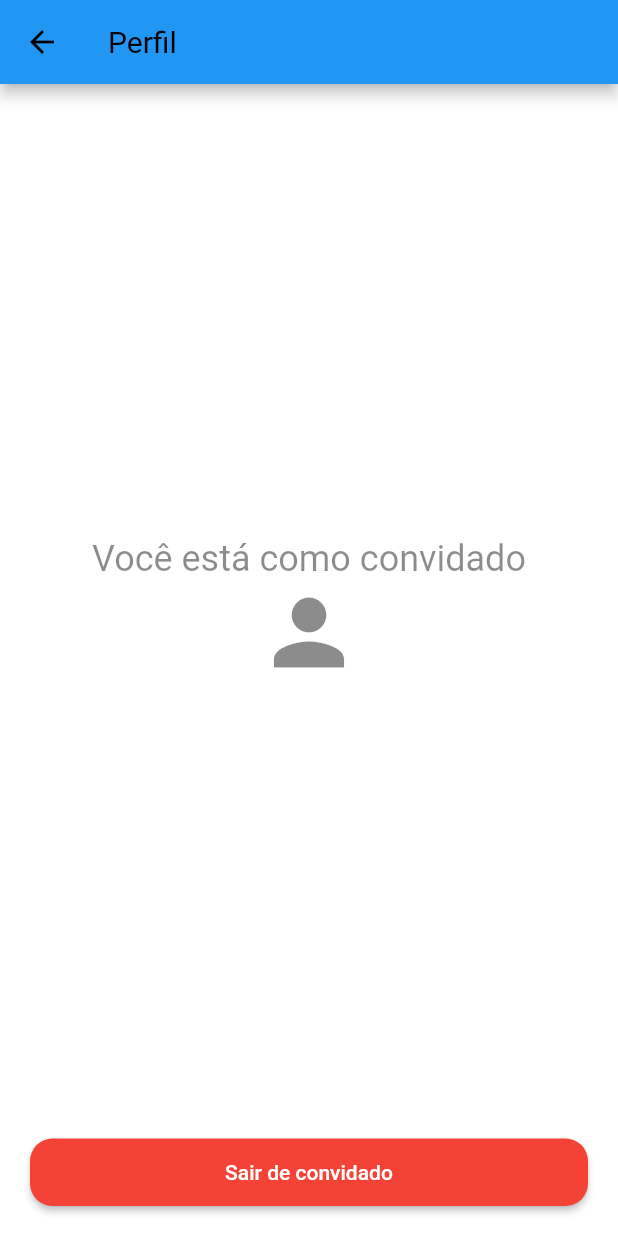
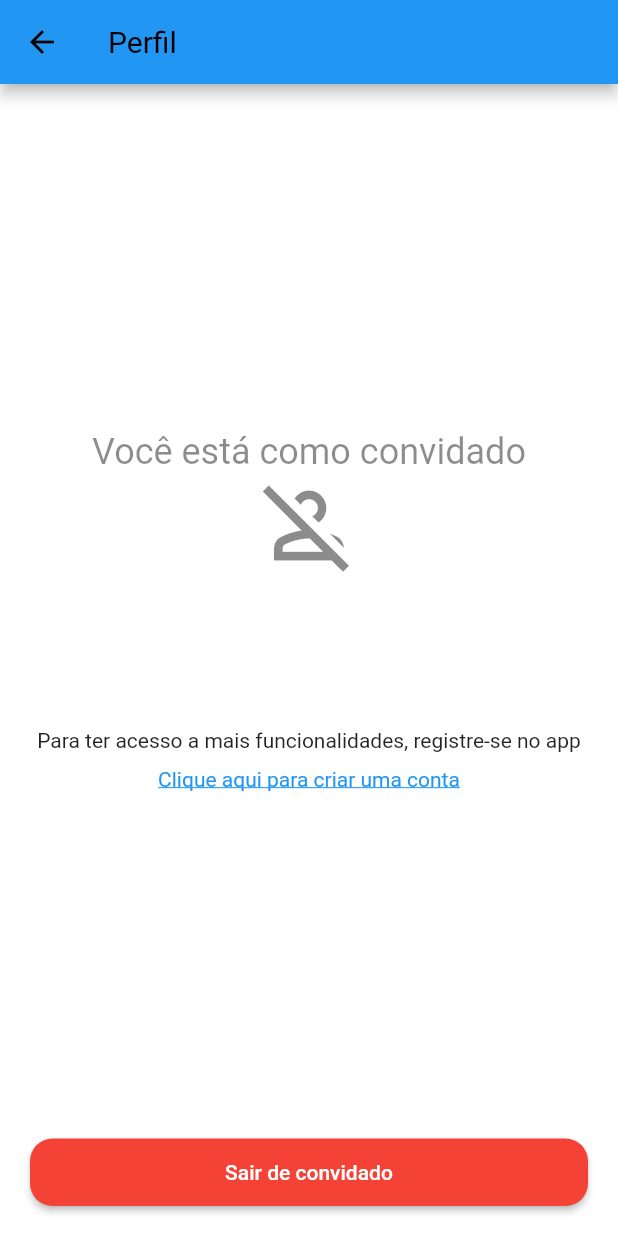
Before and after one commit to EduardoGomesSa/mytodolist, a Flutter app: the screen it shows after launch, after a tap on "Entrar", after a tap on "Entrar como convidado", after a tap on the "person" icon, on a phone screen of 412 x 824 dp. Run offline on Flutter 3.47's test engine with Material 3 defaults, Android fonts, the phone set to English and light mode, and no system bars; our stand-ins replace dio, fl_chart, fluttertoast, get, internet_connection_checker_plus, shared_preferences and 1 more; accounts and stored records are empty.

Commit message:
feat: :sparkles: Criação de link para a tea de register caso esteja no modo convidado

```diff
--- a/lib/src/pages/profile/guest_page.dart
+++ b/lib/src/pages/profile/guest_page.dart
@@ -1,7 +1,6 @@
 import 'package:flutter/material.dart';
 import 'package:get/get.dart';
 import 'package:mytodolist/src/controllers/auth_controller.dart';
-import 'package:mytodolist/src/core/functions/logout_function.dart';
 
 class GuestPage extends StatelessWidget {
   const GuestPage({
@@ -54,18 +53,46 @@ class GuestPage extends StatelessWidget {
     return isGuest
         ? Column(
             children: [
-              const Expanded(
+              Expanded(
                 child: Column(
                   mainAxisAlignment: MainAxisAlignment.center,
                   children: [
-                    Text(
+                    const Text(
                       "Você está como convidado",
                       style: TextStyle(fontSize: 24, color: Colors.black45),
                     ),
-                    Icon(
-                      Icons.person,
+                    const Icon(
+                      Icons.person_off_outlined,
                       size: 70,
                       color: Colors.black45,
+                    ),
+                    Padding(
+                      padding: const EdgeInsets.only(top: 100),
+                      child: Row(
+                        mainAxisAlignment: MainAxisAlignment.center,
+                        children: [
+                          Column(
+                            children: [
+                              const Text(
+                                  "Para ter acesso a mais funcionalidades, registre-se no app"),
+                              Padding(
+                                padding: const EdgeInsets.only(top: 10),
+                                child: GestureDetector(
+                                  onTap: () {
+                                    Get.toNamed("/register");
+                                  },
+                                  child: const Text(
+                                    "Clique aqui para criar uma conta",
+                                    style: TextStyle(
+                                        color: Colors.blue,
+                                        decoration: TextDecoration.underline),
+                                  ),
+                                ),
+                              ),
+                            ],
+                          )
+                        ],
+                      ),
                     ),
                   ],
                 ),
```
